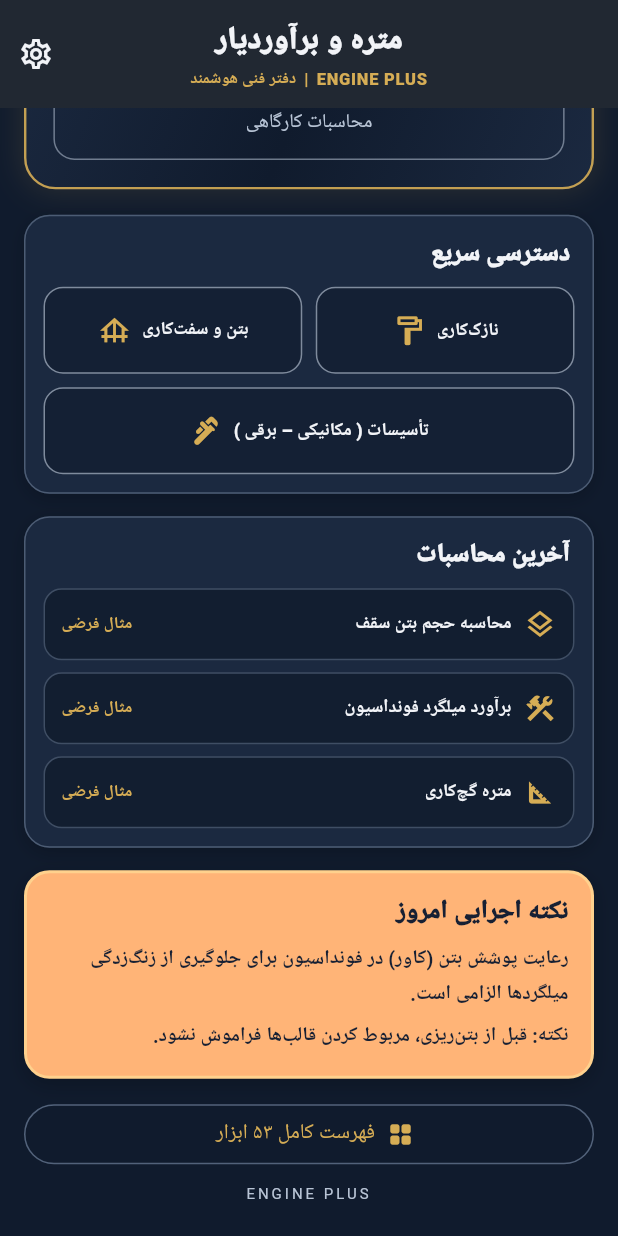
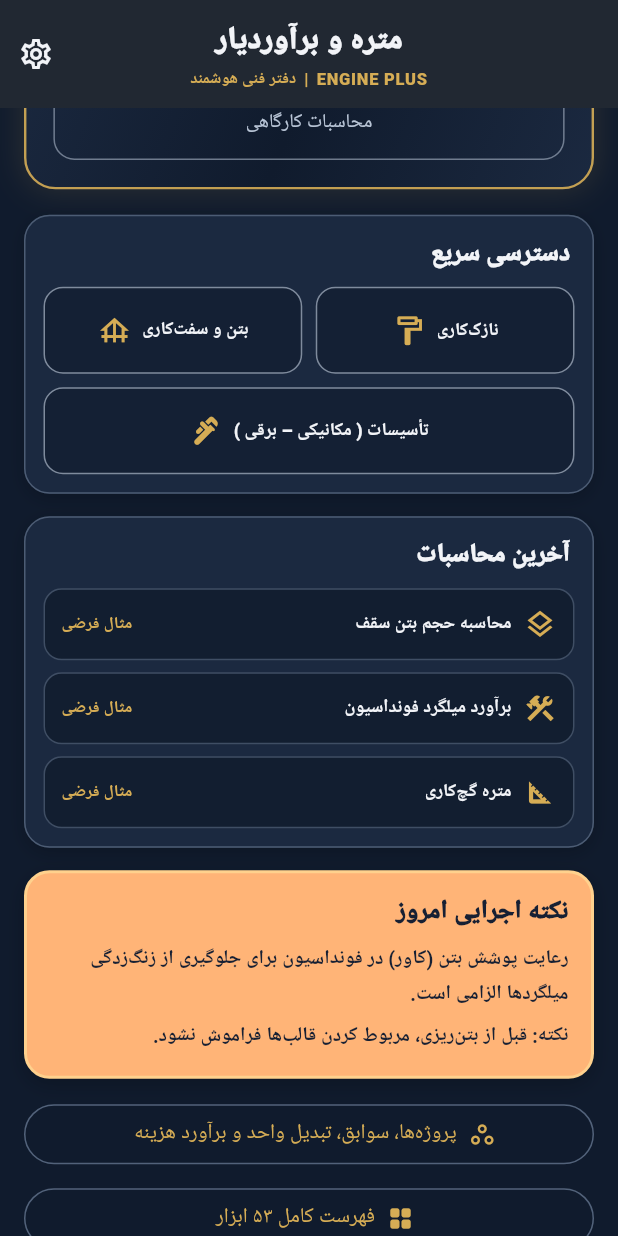
Before and after one commit to askalbasi-spec/MetreYar, a Flutter app: the screen it shows after launch, scrolled down 182 dp, on a phone screen of 412 x 824 dp. Run offline on Flutter 3.47's test engine with Material 3 defaults, Android fonts, the phone set to English and light mode, and no system bars; our stand-ins replace shared_preferences.

Commit message:
Expose engineering workspace from home dashboard

```diff
--- a/lib/main.dart
+++ b/lib/main.dart
@@ -2,6 +2,7 @@ import 'package:flutter/material.dart';
 import 'package:shared_preferences/shared_preferences.dart';
 import 'core/calculations.dart';
 import 'quick_estimates.dart';
+import 'workspace.dart';
 
 const _gold = Color(0xFFD6AD55);
 const _silver = Color(0xFFD9DEE7);
@@ -220,6 +221,12 @@ class HomePage extends StatelessWidget {
               ]),
             ),
             const SizedBox(height: 13),
+            OutlinedButton.icon(
+              onPressed: () => _openCalculator(context, const WorkspacePage()),
+              icon: const Icon(Icons.workspaces_outline),
+              label: const Text('پروژه‌ها، سوابق، تبدیل واحد و برآورد هزینه'),
+            ),
+            const SizedBox(height: 8),
             OutlinedButton.icon(
               onPressed: () => _openCalculator(context, const QuickEstimatesPage()),
               icon: const Icon(Icons.grid_view_rounded),
```
